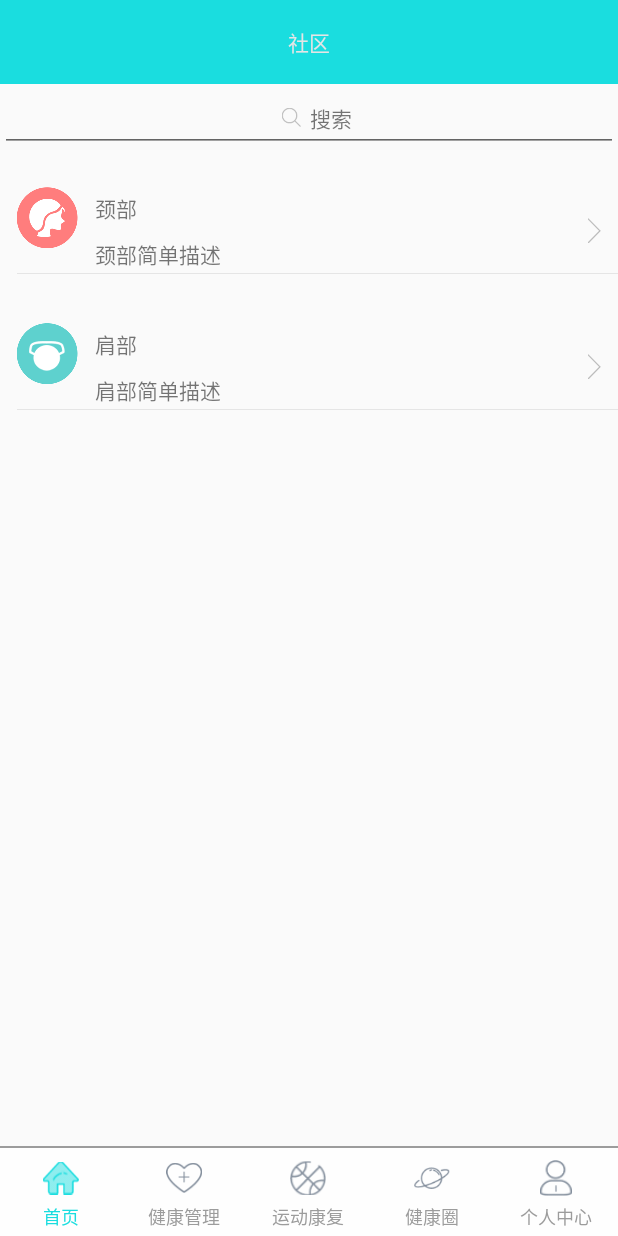
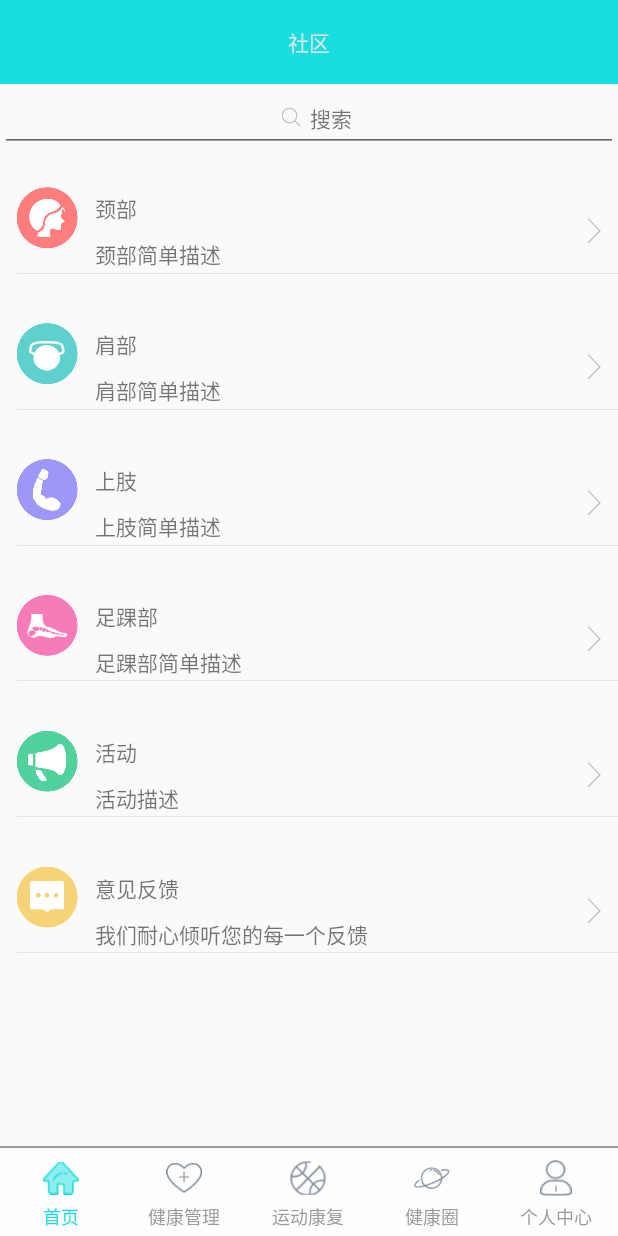
Before and after one commit to BreadLzf/healthy, an Android app: the fragment HealthyCircleFragment placed in its activity, on a phone screen of 412 x 824 dp. Run offline under Robolectric (Android 15) with nearby library versions, the light colour scheme and no system bars; libraries missing offline, so code that uses them is left out: com.tamic.novate.

Commit message:
活动 意见反馈

```diff
--- a/app/src/main/java/healthy/tichuang/com/ui/fragment/HealthyCircleFragment.java
+++ b/app/src/main/java/healthy/tichuang/com/ui/fragment/HealthyCircleFragment.java
@@ -14,6 +14,8 @@ import android.widget.TextView;
 
 import healthy.tichuang.com.android_handhoop.R;
 import healthy.tichuang.com.customview.HealthyItem;
+import healthy.tichuang.com.ui.activity.ActiveActivity;
+import healthy.tichuang.com.ui.activity.FeedBackActivity;
 import healthy.tichuang.com.ui.activity.NapeListActivity;
 import healthy.tichuang.com.ui.base.BaseFragment;
 
@@ -75,25 +77,54 @@ public class HealthyCircleFragment extends BaseFragment {
 
     private void initView(Activity context) {
 
+        Intent  shouldIntent =new Intent( context,NapeListActivity.class);
+
+
         try {
-            Intent napeIntent =new Intent(context, NapeListActivity.class);
-            healthyContainer.addView(new HealthyItem(context, "颈部", "颈部简单描述", R.drawable.healthy_head, napeIntent, true));
+            healthyContainer.addView(new HealthyItem(context, "颈部", "颈部简单描述", R.drawable.healthy_head, shouldIntent, true));
         } catch (Exception e) {
             e.printStackTrace();
         }
 
 
         try {
-            Intent  shouldIntent =new Intent( context,NapeListActivity.class);
             healthyContainer.addView(new HealthyItem(context, "肩部", "肩部简单描述", R.drawable.healthy_jian, shouldIntent, true));
         } catch (Exception e) {
             e.printStackTrace();
         }
 
-//        healthyContainer.addView(new HealthyItem(context, "上肢", "上肢简单描述", R.drawable.healthy_hand, intent, true));
-//        healthyContainer.addView(new HealthyItem(context, "足踝部", "足踝部简单描述", R.drawable.healhthy_foot, intent, true));
-//        healthyContainer.addView(new HealthyItem(context, "活动", "活动描述", R.drawable.healthy_active, intent, true));
-//        healthyContainer.addView(new HealthyItem(context, "意见反馈", "我们耐心倾听您的每一个反馈", R.drawable.healthy_feed, intent, true));
+
+        try {
+            healthyContainer.addView(new HealthyItem(context, "上肢", "上肢简单描述", R.drawable.healthy_hand, shouldIntent, true));
+        } catch (Exception e) {
+            e.printStackTrace();
+        }
+
+
+        try {
+            healthyContainer.addView(new HealthyItem(context, "足踝部", "足踝部简单描述", R.drawable.healhthy_foot, shouldIntent, true));
+        } catch (Exception e) {
+            e.printStackTrace();
+        }
+
+
+        try {
+            Intent  activeIntent =new Intent(context, ActiveActivity.class);
+            healthyContainer.addView(new HealthyItem(context, "活动", "活动描述", R.drawable.healthy_active, activeIntent, true));
+        } catch (Exception e) {
+            e.printStackTrace();
+        }
+
+        try {
+            Intent  feedIntent =new Intent(context, FeedBackActivity.class);
+
+            healthyContainer.addView(new HealthyItem(context, "意见反馈", "我们耐心倾听您的每一个反馈", R.drawable.healthy_feed, feedIntent, true));
+        } catch (Exception e) {
+            e.printStackTrace();
+        }
+
+
+
 
     }
 }
--- a/app/src/main/java/healthy/tichuang/com/ui/splash/SplashActivity.java
+++ b/app/src/main/java/healthy/tichuang/com/ui/splash/SplashActivity.java
@@ -8,7 +8,7 @@ import butterknife.ButterKnife;
 import healthy.tichuang.com.AppContents;
 import healthy.tichuang.com.android_handhoop.R;
 import healthy.tichuang.com.ui.base.BaseActivity;
-import healthy.tichuang.com.ui.login.AuthorLoginActivity;
+import healthy.tichuang.com.ui.home.HomeActivity;
 import healthy.tichuang.com.util.SharedPerfercecesUtil;
 
 public class SplashActivity extends BaseActivity {
@@ -35,7 +35,7 @@ public class SplashActivity extends BaseActivity {
 //                    intent =new Intent(SplashActivity.this, HomeActivity.class);
 //                }
 
-                intent = new Intent(SplashActivity.this, AuthorLoginActivity.class);
+                intent = new Intent(SplashActivity.this, HomeActivity.class);
                 startActivity(intent);
                 finish();
             }
```
Also changed, not shown: app/src/main/AndroidManifest.xml (+9 -0 lines), app/src/main/java/healthy/tichuang/com/ui/activity/ActiveActivity.java (added, +24 -0 lines), app/src/main/java/healthy/tichuang/com/ui/activity/FeedBackActivity.java (added, +24 -0 lines), app/src/main/res/layout/activity_active_layout.xml (added, +16 -0 lines), app/src/main/res/layout/activity_feedback_layout.xml (added, +16 -0 lines).
